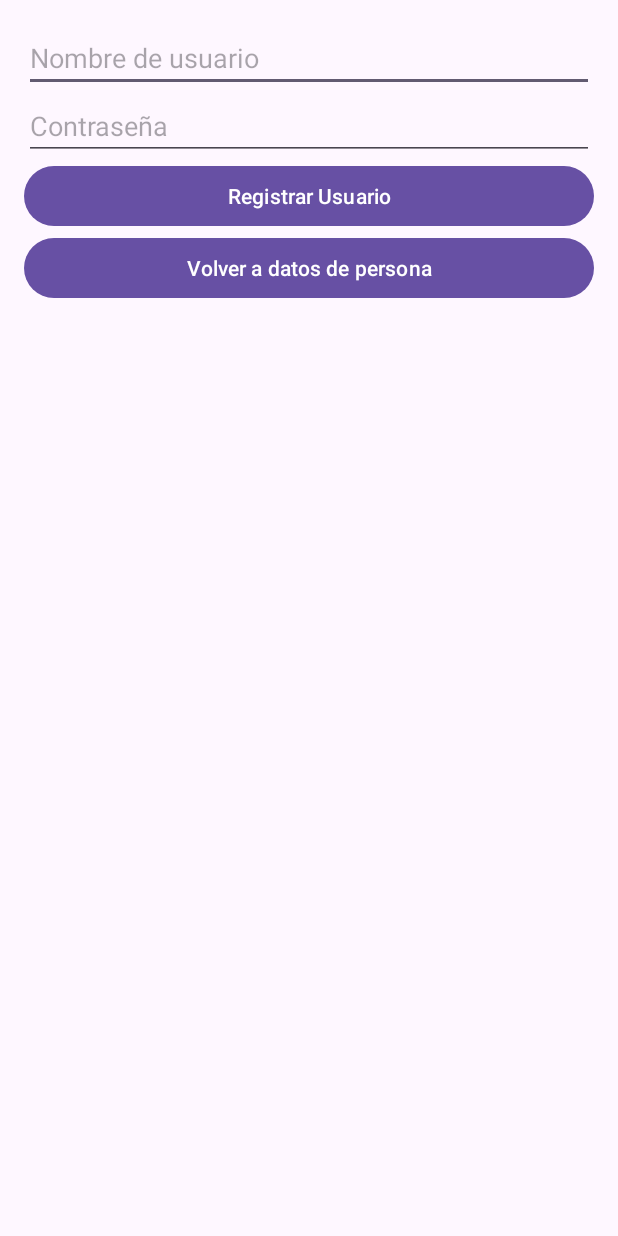
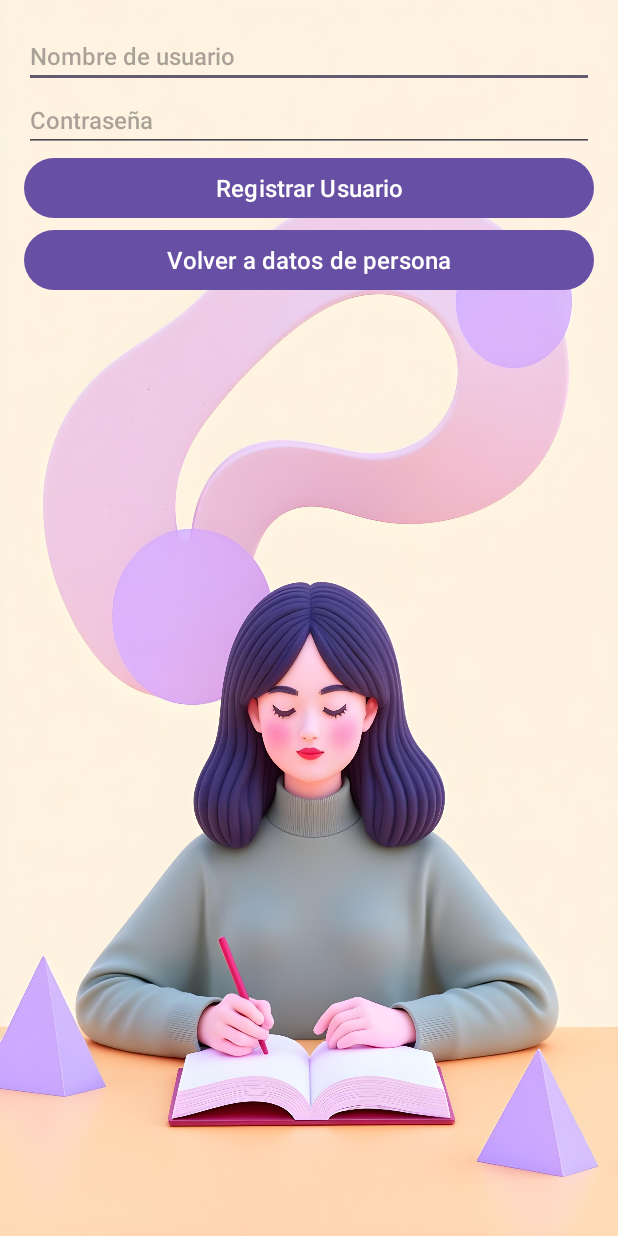
Before and after one commit to ErwinSmth/App-Taller, an Android app: the RegistroUsuarioActivity screen opened directly, with no data from a screen before it, on a phone screen of 412 x 824 dp. Run offline under Robolectric (Android 15) with nearby library versions, the phone set to English and light mode, and no system bars.

Commit message:
registro

```diff
--- a/Android/app/src/main/res/layout/activity_registro_usuario.xml
+++ b/Android/app/src/main/res/layout/activity_registro_usuario.xml
@@ -1,6 +1,7 @@
 <ScrollView xmlns:android="http://schemas.android.com/apk/res/android"
     android:layout_width="match_parent"
-    android:layout_height="match_parent">
+    android:layout_height="match_parent"
+    android:background="@drawable/login">
 
     <LinearLayout
         android:id="@+id/main"
@@ -13,25 +14,37 @@
             android:id="@+id/etUserName"
             android:layout_width="match_parent"
             android:layout_height="wrap_content"
-            android:hint="Nombre de usuario" />
+            android:hint="Nombre de usuario"
+            android:textSize="16sp"
+            android:fontFamily="sans-serif-medium"/>
 
         <EditText
             android:id="@+id/etPassword"
             android:layout_width="match_parent"
             android:layout_height="wrap_content"
             android:hint="Contraseña"
+            android:textSize="16sp"
+            android:fontFamily="sans-serif-medium"
             android:inputType="textPassword" />
 
         <Button
             android:id="@+id/btnRegistrarUsuario"
             android:layout_width="match_parent"
             android:layout_height="wrap_content"
-            android:text="Registrar Usuario" />
+            android:textSize="16sp"
+            android:fontFamily="sans-serif-medium"
+            android:text="Registrar Usuario"
+            />
+
         <Button
             android:id="@+id/btnVolverPersona"
             android:layout_width="match_parent"
             android:layout_height="wrap_content"
-            android:text="Volver a datos de persona" />
+            android:textSize="16sp"
+            android:fontFamily="sans-serif-medium"
+            android:text="Volver a datos de persona"
+           />
+
 
     </LinearLayout>
 </ScrollView>
```
Also changed, not shown: Android/app/src/main/res/layout/activity_login.xml (+50 -14 lines), Android/app/src/main/res/layout/activity_registro_persona.xml (+64 -9 lines), Android/app/src/main/res/drawable/login.jpg (added), Android/app/src/main/res/drawable/usuario.jpeg (added), Android/app/src/main/res/drawable/women.jpg (added), 2 other files.
